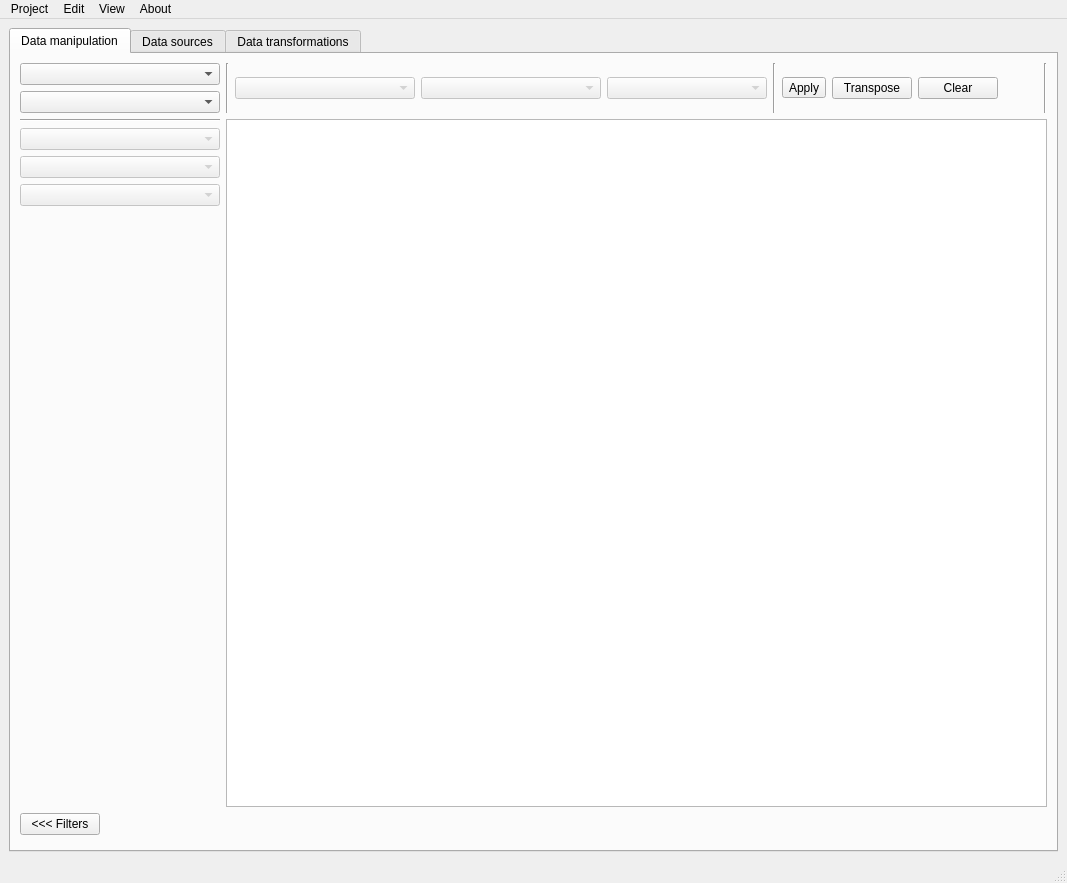
Qt form cp/gui/cp.ui (pszostek/cp) before a commit.
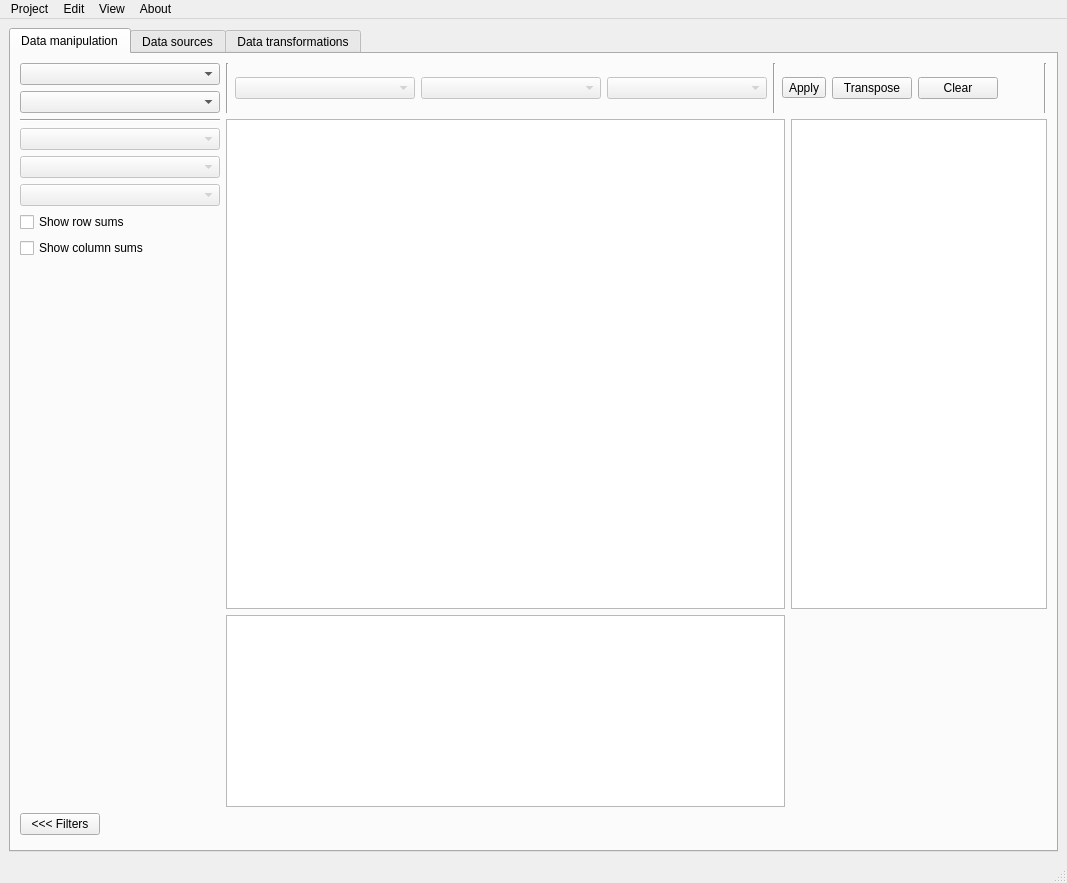
The same form after that commit. Custom widgets are drawn as their Qt base class.

Commit message: Add column and row sums - not ready yet

The edit to the form file:
```diff
--- a/cp/gui/cp.ui
+++ b/cp/gui/cp.ui
@@ -137,6 +137,20 @@
                 </property>
                </widget>
               </item>
+              <item>
+               <widget class="QCheckBox" name="rowSumCheckBox">
+                <property name="text">
+                 <string>Show row sums</string>
+                </property>
+               </widget>
+              </item>
+              <item>
+               <widget class="QCheckBox" name="columnSumCheckBox">
+                <property name="text">
+                 <string>Show column sums</string>
+                </property>
+               </widget>
+              </item>
               <item>
                <spacer name="verticalSpacer">
                 <property name="orientation">
@@ -293,14 +307,50 @@
              </layout>
             </item>
             <item row="3" column="2">
+             <layout class="QGridLayout" name="gridLayout_10">
+              <item row="0" column="0">
              <widget class="DataFrameView" name="dataFrameView">
               <property name="sizePolicy">
                <sizepolicy hsizetype="Expanding" vsizetype="Expanding">
+                  <horstretch>1</horstretch>
+                  <verstretch>1</verstretch>
+                 </sizepolicy>
+                </property>
+               </widget>
+              </item>
+              <item row="0" column="1">
+               <widget class="QTableWidget" name="rowSumWidget">
+                <property name="sizePolicy">
+                 <sizepolicy hsizetype="Minimum" vsizetype="Minimum">
                 <horstretch>0</horstretch>
-                <verstretch>3</verstretch>
-               </sizepolicy>
-              </property>
-             </widget>
+                  <verstretch>0</verstretch>
+                 </sizepolicy>
+                </property>
+                <property name="verticalScrollBarPolicy">
+                 <enum>Qt::ScrollBarAlwaysOff</enum>
+                </property>
+                <property name="horizontalScrollBarPolicy">
+                 <enum>Qt::ScrollBarAlwaysOff</enum>
+                </property>
+               </widget>
+              </item>
+              <item row="1" column="0">
+               <widget class="QTableWidget" name="columnSumWidget">
+                <property name="sizePolicy">
+                 <sizepolicy hsizetype="Minimum" vsizetype="Minimum">
+                  <horstretch>0</horstretch>
+                  <verstretch>0</verstretch>
+                 </sizepolicy>
+                </property>
+                <property name="verticalScrollBarPolicy">
+                 <enum>Qt::ScrollBarAlwaysOff</enum>
+                </property>
+                <property name="horizontalScrollBarPolicy">
+                 <enum>Qt::ScrollBarAlwaysOff</enum>
+                </property>
+               </widget>
+              </item>
+             </layout>
             </item>
             <item row="0" column="0">
              <layout class="QVBoxLayout" name="verticalLayout_5">
```
Lines whose indentation alone changed are shown as unchanged. The commit also changes 3 other files.
